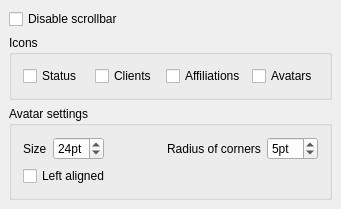
Old version of the form src/options/opt_roster_muc.ui in the repository psi-im/psi.
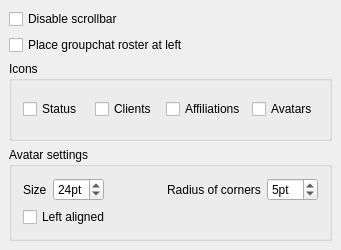
New version of the form.

Commit message: Updated psi options. Added options.ui.contactlist.avatars.avatars-at-left to roster tab. Added options.ui.contactlist.status-icon-over-avatar to roster tab. Added options.ui.muc.roster-at-left to muc roster tab. Codestyle fixed. About plugin button set to disabled for disabled plugin in plugins tab.

```diff
--- a/src/options/opt_roster_muc.ui
+++ b/src/options/opt_roster_muc.ui
@@ -7,7 +7,7 @@
     <x>0</x>
     <y>0</y>
     <width>341</width>
-    <height>209</height>
+    <height>250</height>
    </rect>
   </property>
   <property name="windowTitle">
@@ -39,6 +39,13 @@
      </property>
     </widget>
    </item>
+   <item>
+    <widget class="QCheckBox" name="ck_rosterAtLeft">
+     <property name="text">
+      <string>Place groupchat roster at left</string>
+     </property>
+    </widget>
+   </item>
    <item>
     <widget class="QGroupBox" name="gb_icons">
      <property name="title">
```
The commit also changes 14 other files.
